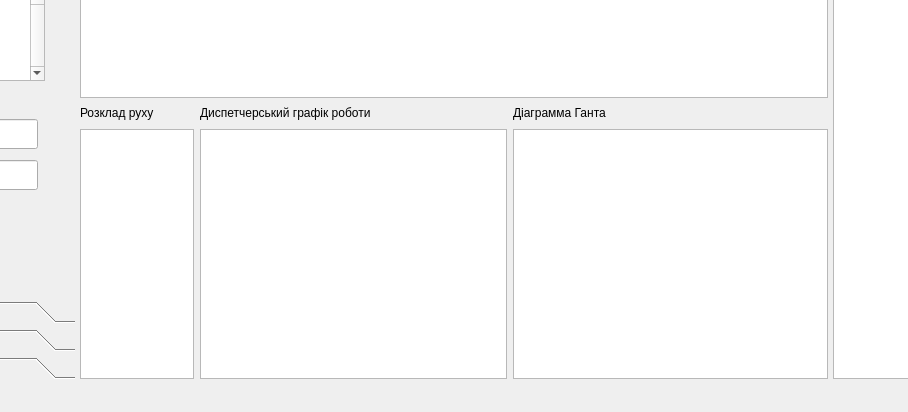
Qt form trucks.ui (danylo-bilyk/trucks) before a commit; both pictures show x 256 to 1164 and y 326 to 738 of the 1280 by 738 pixel window.
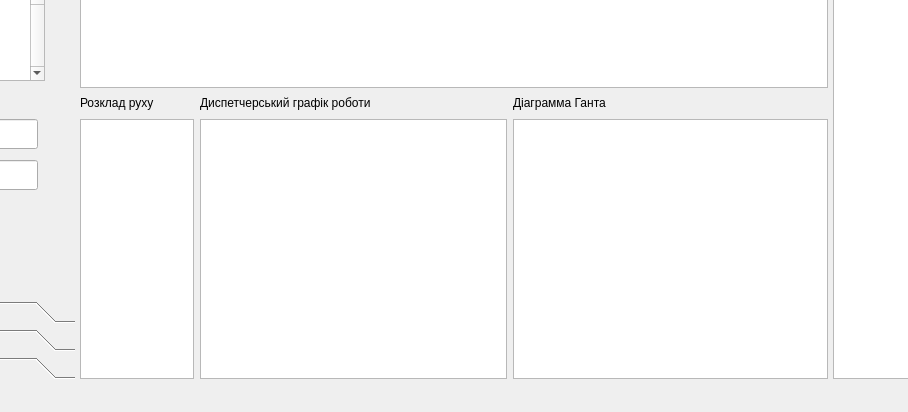
The same form after that commit. Icons and pictures are not drawn. Custom widgets are drawn as their Qt base class.

Commit message: changes in graphics & sizes

```diff
--- a/trucks.ui
+++ b/trucks.ui
@@ -18,8 +18,8 @@
   </property>
   <property name="maximumSize">
    <size>
-    <width>1280</width>
-    <height>738</height>
+    <width>16777215</width>
+    <height>16777215</height>
    </size>
   </property>
   <property name="windowTitle">
@@ -2311,8 +2311,8 @@
               </property>
               <property name="maximumSize">
                <size>
-                <width>9999</width>
-                <height>250</height>
+                <width>16777215</width>
+                <height>260</height>
                </size>
               </property>
               <property name="verticalScrollBarPolicy">
@@ -2356,8 +2356,8 @@
               </property>
               <property name="maximumSize">
                <size>
-                <width>317</width>
-                <height>250</height>
+                <width>16777215</width>
+                <height>260</height>
                </size>
               </property>
               <property name="verticalScrollBarPolicy">
@@ -2404,8 +2404,8 @@
               </property>
               <property name="maximumSize">
                <size>
-                <width>325</width>
-                <height>250</height>
+                <width>330</width>
+                <height>260</height>
                </size>
               </property>
               <property name="verticalScrollBarPolicy">
```
The commit also changes 2 other files.
